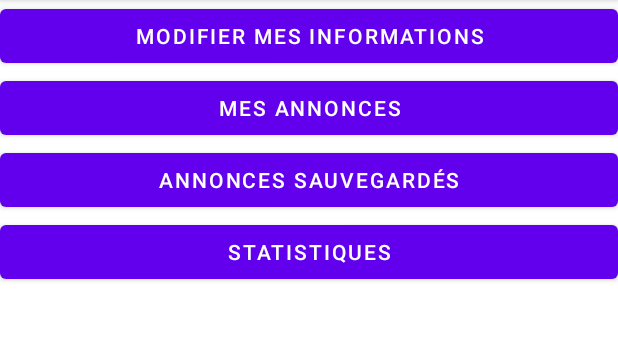
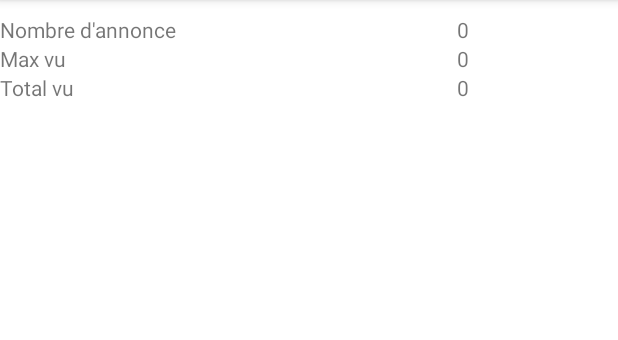
Before and after one commit to clink10Zero/Projet_vente_voiture, an Android app: the MonProfil screen opened directly, with no data from a screen before it, after a tap on "STATISTIQUES", on a phone screen of 412 x 824 dp, the part 84-424 px from its top. Run offline under Robolectric (Android 15) with nearby library versions, the phone set to English and light mode, and no system bars.

Commit message:
ajout de l'attribut vu et d'une page de stats assez vide

```diff
--- a/app/src/main/AndroidManifest.xml
+++ b/app/src/main/AndroidManifest.xml
@@ -10,7 +10,8 @@
         android:roundIcon="@mipmap/ic_launcher_round"
         android:supportsRtl="true"
         android:theme="@style/Theme.Projet_vente_voiture">
-        <activity android:name=".Activity.Mes_annonces_sauvergardes"></activity>
+        <activity android:name=".Activity.Statistiques"></activity>
+        <activity android:name=".Activity.Mes_annonces_sauvergardes" />
         <activity android:name=".Activity.MonProfil" />
         <activity android:name=".Activity.Mes_annonces" />
         <activity android:name=".Activity.Inscription" />
--- a/app/src/main/java/com/example/projet_vente_voiture/Activity/Ajouter_Annonce.java
+++ b/app/src/main/java/com/example/projet_vente_voiture/Activity/Ajouter_Annonce.java
@@ -135,7 +135,7 @@ public class Ajouter_Annonce extends General {
                     Toast.makeText(getApplicationContext(), test.getText(), Toast.LENGTH_LONG).show();
                 }
                 else{
-                    Annonce nouvelle_annonce = new Annonce(currentUserId,et_titre.getText().toString(),et_description.getText().toString(),et_lieu.getText().toString(),Integer.parseInt(et_prix.getText().toString()),date);
+                    Annonce nouvelle_annonce = new Annonce(currentUserId,et_titre.getText().toString(),et_description.getText().toString(),et_lieu.getText().toString(),Integer.parseInt(et_prix.getText().toString()),date,0);
                     AnnonceBD ABD = new AnnonceBD(getApplicationContext());
                     if(currentAnnonceId!=-1) {
                         ABD.updateAnnonce(currentAnnonceId,nouvelle_annonce);
--- a/app/src/main/java/com/example/projet_vente_voiture/Activity/Mes_annonces.java
+++ b/app/src/main/java/com/example/projet_vente_voiture/Activity/Mes_annonces.java
@@ -64,7 +64,7 @@ public class Mes_annonces extends General {
         LinearLayout ll_dynamic = findViewById(R.id.dynamique_linear_layout_mes_annonces);
         ll_dynamic.removeAllViews();
         for(int i = 0; i < annonces.size(); i++) {
-            AnnonceView annonce = new AnnonceView(this,annonces.get(i));
+            AnnonceView annonce = new AnnonceView(this,annonces.get(i),currentUserId);
             ll_dynamic.addView(annonce);
         }
     }
--- a/app/src/main/java/com/example/projet_vente_voiture/Activity/Mes_annonces_sauvergardes.java
+++ b/app/src/main/java/com/example/projet_vente_voiture/Activity/Mes_annonces_sauvergardes.java
@@ -45,7 +45,7 @@ public class Mes_annonces_sauvergardes extends General {
         LinearLayout ll_dynamic = findViewById(R.id.dynamique_linear_layout_mes_annonces_sauvegardes);
         ll_dynamic.removeAllViews();
         for(int i = 0; i < annonces.size(); i++) {
-            AnnonceView annonce = new AnnonceView(this,annonces.get(i));
+            AnnonceView annonce = new AnnonceView(this,annonces.get(i),currentUserId);
             ll_dynamic.addView(annonce);
         }
     }
--- a/app/src/main/java/com/example/projet_vente_voiture/Activity/MonProfil.java
+++ b/app/src/main/java/com/example/projet_vente_voiture/Activity/MonProfil.java
@@ -48,7 +48,7 @@ public class MonProfil extends General {
         btn_stats.setOnClickListener(new View.OnClickListener() {
             @Override
             public void onClick(View v) {
-                Toast.makeText(getApplicationContext(), "Stats à faire", Toast.LENGTH_LONG).show();
+                startActivity(new Intent(getApplicationContext(), Statistiques.class));
             }
         });
     }
--- a/app/src/main/java/com/example/projet_vente_voiture/Activity/Recherche.java
+++ b/app/src/main/java/com/example/projet_vente_voiture/Activity/Recherche.java
@@ -211,7 +211,7 @@ public class Recherche extends General {
     private void affichageAnnonces(List<Annonce> annonces) {
         this.dynamic.removeAllViews();
         for(int i = 0; i < annonces.size(); i++) {
-            AnnonceView annonce = new AnnonceView(this,annonces.get(i));
+            AnnonceView annonce = new AnnonceView(this,annonces.get(i),currentUserId);
            // AnnonceView annonce = new AnnonceView(this, "date : " + i, annonces.get(i).getPrix(), annonces.get(i).getTitre(), annonces.get(i).getLieu());
 
             this.dynamic.addView(annonce);
--- /dev/null
+++ b/app/src/main/java/com/example/projet_vente_voiture/Activity/Statistiques.java
@@ -0,0 +1,38 @@
+package com.example.projet_vente_voiture.Activity;
+
+import android.os.Bundle;
+import android.widget.TextView;
+
+import com.example.projet_vente_voiture.BD.AnnonceBD;
+import com.example.projet_vente_voiture.Object.Annonce;
+import com.example.projet_vente_voiture.R;
+
+import java.util.List;
+
+public class Statistiques extends General {
+
+    @Override
+    protected void onCreate(Bundle savedInstanceState) {
+        super.onCreate(savedInstanceState);
+        setContentView(R.layout.activity_statistiques);
+        setSupportActionBar(findViewById(R.id.toolbar));
+
+        AnnonceBD ABD = new AnnonceBD(this);
+        List<Annonce> annonceList = ABD.getAnnoncesByUserId(currentUserId);
+        if(annonceList!=null){
+
+            int max=0;
+            int count=0;
+            for (Annonce a : annonceList){
+                if(a.getVu()>max){
+                    max=a.getVu();
+                }
+                count+=a.getVu();
+            }
+
+           ((TextView)(findViewById(R.id.text_view_nb_annonce_stats))).setText(""+annonceList.size());
+            ((TextView)(findViewById(R.id.text_view_max_vu_stats))).setText(""+max);
+            ((TextView)(findViewById(R.id.text_view_total_vu_stats))).setText(""+count);
+        }
+    }
+}
--- a/app/src/main/java/com/example/projet_vente_voiture/BD/AnnonceBD.java
+++ b/app/src/main/java/com/example/projet_vente_voiture/BD/AnnonceBD.java
@@ -17,6 +17,7 @@ import static com.example.projet_vente_voiture.BD.MaBaseSQLite.COL_LIEU_ANNONCE;
 import static com.example.projet_vente_voiture.BD.MaBaseSQLite.COL_PRIX_ANNONCE;
 import static com.example.projet_vente_voiture.BD.MaBaseSQLite.COL_TITRE_ANNONCE;
 import static com.example.projet_vente_voiture.BD.MaBaseSQLite.COL_AUTEUR_ANNONCE;
+import static com.example.projet_vente_voiture.BD.MaBaseSQLite.COL_VU_ANNONCE;
 import static com.example.projet_vente_voiture.BD.MaBaseSQLite.NOM_BD;
 import static com.example.projet_vente_voiture.BD.MaBaseSQLite.TABLE_ANNONCE;
 
@@ -51,6 +52,7 @@ public class AnnonceBD {
         values.put(COL_LIEU_ANNONCE, annonce.getLieu());
         values.put(COL_PRIX_ANNONCE, annonce.getPrix());
         values.put(COL_DATE_ANNONCE, annonce.getDate());
+        values.put(COL_VU_ANNONCE, annonce.getVu());
         int id = (int) bd.insert(TABLE_ANNONCE,null,values);
         annonce.setId(id);
         close();
@@ -65,6 +67,7 @@ public class AnnonceBD {
         values.put(COL_LIEU_ANNONCE, annonce.getLieu());
         values.put(COL_PRIX_ANNONCE, annonce.getPrix());
         values.put(COL_DATE_ANNONCE, annonce.getDate());
+        values.put(COL_VU_ANNONCE, annonce.getVu());
         bd.update(TABLE_ANNONCE, values, COL_ID_ANNONCE + " = " + id, null);
         annonce.setId(id);
         close();
@@ -117,8 +120,9 @@ public class AnnonceBD {
             String lieu = c.getString(4);
             int prix = c.getInt(5);
             String date = c.getString(6);
+            int vu = c.getInt(7);
 
-            res.add(new Annonce(id,id_utilisateur,titre,description,lieu,prix,date));
+            res.add(new Annonce(id,id_utilisateur,titre,description,lieu,prix,date,vu));
             c.moveToNext();
         }
         c.close();
--- a/app/src/main/java/com/example/projet_vente_voiture/BD/MaBaseSQLite.java
+++ b/app/src/main/java/com/example/projet_vente_voiture/BD/MaBaseSQLite.java
@@ -33,6 +33,7 @@ public class MaBaseSQLite extends SQLiteOpenHelper {
     static final String COL_LIEU_ANNONCE ="lieu_annonce";
     public static final String COL_PRIX_ANNONCE ="prix_annonce";
     static final String COL_DATE_ANNONCE ="date_annonce";
+    static final String COL_VU_ANNONCE ="nombre_vues_annonce";
     //TODO gérer les locations
     static final String COL_LOCATION_ANNONCE ="location_annonce"; //bool
     static final String COL_LOCATION_DUREE_ANNONCE ="location_duree_annonce"; //JOUR/SEMAINE/HEURE/MOIS pour le prix
@@ -82,6 +83,7 @@ public class MaBaseSQLite extends SQLiteOpenHelper {
                     + COL_LIEU_ANNONCE + " TEXT NOT NULL, " //pas sur
                     + COL_PRIX_ANNONCE + " INTEGER NOT NULL, "
                     + COL_DATE_ANNONCE + " TEXT NOT NULL, " //TODO y faire plus plus joli après
+                    + COL_VU_ANNONCE + " INTEGER NOT NULL,"
                     + "FOREIGN KEY("+ COL_AUTEUR_ANNONCE +")REFERENCES "+ TABLE_UTILISATEUR+"("+COL_ID_UTILISATEUR+") ON DELETE CASCADE ON UPDATE CASCADE"
                     +");";
 
@@ -147,10 +149,10 @@ public class MaBaseSQLite extends SQLiteOpenHelper {
 
 
     private static final String INSERT_ANNONCE =
-            "INSERT INTO "+TABLE_ANNONCE +"("+ COL_AUTEUR_ANNONCE +","+COL_TITRE_ANNONCE +","+COL_DESCCRITPION_ANNONCE   +","+COL_LIEU_ANNONCE  +","+COL_PRIX_ANNONCE+","+COL_DATE_ANNONCE+")"
-                /*1*/ +"VALUES(1,'Vends ma R5','Je vends la R5 de ma grand mère je n en ai plus besoin maintenant que j habite en ville', 'Annonay', 2000,'01/04/2021'),"
-                /*2*/ +"(1,'Ka noir', 'moteur cassé prix cassé', 'Saint-Vallier',200,'01/04/2021'),"
-                /*3*/ +"(1,'Mondeo break 2007 gris', 'Les enfants sont grands je n ai plus besoin d un break. \n Voiture en très bon état', 'Annonay',3000,'01/04/2021');";
+            "INSERT INTO "+TABLE_ANNONCE +"("+ COL_AUTEUR_ANNONCE +","+COL_TITRE_ANNONCE +","+COL_DESCCRITPION_ANNONCE   +","+COL_LIEU_ANNONCE  +","+COL_PRIX_ANNONCE+","+COL_DATE_ANNONCE+","+COL_VU_ANNONCE+")"
+                /*1*/ +"VALUES(1,'Vends ma R5','Je vends la R5 de ma grand mère je n en ai plus besoin maintenant que j habite en ville', 'Annonay', 2000,'01/04/2021',0),"
+                /*2*/ +"(1,'Ka noir', 'moteur cassé prix cassé', 'Saint-Vallier',200,'01/04/2021',0),"
+                /*3*/ +"(1,'Mondeo break 2007 gris', 'Les enfants sont grands je n ai plus besoin d un break. \n Voiture en très bon état', 'Annonay',3000,'01/04/2021',0);";
 
     private static final String INSERT_CRITERE_ANNONCE =
             "INSERT INTO "+TABLE_CRITERE_ANNONCE +"( "+ COL_CRITERE_CRITERE_ANONCE +","+COL_ANNONCE_CRITERE_ANNONCE +","+COL_VALEUR_CRITERE_ANNONCE+" )"
--- /dev/null
+++ b/app/src/main/res/layout/activity_statistiques.xml
@@ -0,0 +1,78 @@
+<?xml version="1.0" encoding="utf-8"?>
+<ScrollView xmlns:android="http://schemas.android.com/apk/res/android"
+    xmlns:app="http://schemas.android.com/apk/res-auto"
+    xmlns:tools="http://schemas.android.com/tools"
+    android:layout_width="match_parent"
+    android:layout_height="match_parent"
+    tools:context=".Activity.Statistiques">
+
+    <LinearLayout
+        android:layout_width="match_parent"
+        android:layout_height="match_parent"
+        android:orientation="vertical">
+
+        <include
+            android:id="@+id/toolbar"
+            layout="@layout/toolbar"/>
+
+        <Space
+            android:layout_width="match_parent"
+            android:layout_height="10dp" />
+
+        <LinearLayout
+            android:layout_width="match_parent"
+            android:layout_height="wrap_content">
+            <TextView
+                android:id="@+id/text_view_texte_nb_annonce_stats"
+                android:layout_width="match_parent"
+                android:layout_height="wrap_content"
+                android:layout_weight="1"
+                android:text="Nombre d'annonce"/>
+            <TextView
+                android:id="@+id/text_view_nb_annonce_stats"
+                android:layout_width="match_parent"
+                android:layout_height="wrap_content"
+                android:text="0"
+                android:gravity="center_horizontal"
+                android:layout_weight="1"/>
+        </LinearLayout>
+
+        <LinearLayout
+            android:layout_width="match_parent"
+            android:layout_height="wrap_content">
+            <TextView
+                android:id="@+id/text_view_texte_max_vu_stats"
+                android:layout_width="match_parent"
+                android:layout_height="wrap_content"
+                android:text="Max vu"
+                android:layout_weight="1"/>
+            <TextView
+                android:id="@+id/text_view_max_vu_stats"
+                android:layout_width="match_parent"
+                android:layout_height="wrap_content"
+                android:text="0"
+                android:gravity="center_horizontal"
+                android:layout_weight="1"/>
+        </LinearLayout>
+
+        <LinearLayout
+            android:layout_width="match_parent"
+            android:layout_height="wrap_content">
+            <TextView
+                android:id="@+id/text_view_texte_total_vu_stats"
+                android:layout_width="match_parent"
+                android:layout_height="wrap_content"
+                android:text="Total vu"
+                android:layout_weight="1"/>
+            <TextView
+                android:id="@+id/text_view_total_vu_stats"
+                android:layout_width="match_parent"
+                android:layout_height="wrap_content"
+                android:text="0"
+                android:gravity="center_horizontal"
+                android:layout_weight="1"/>
+        </LinearLayout>
+
+    </LinearLayout>
+
+</ScrollView>
```
Also changed, not shown: app/src/main/java/com/example/projet_vente_voiture/Object/Annonce.java (+13 -2 lines), app/src/main/java/com/example/projet_vente_voiture/Object/AnnonceView.java (+9 -3 lines).
